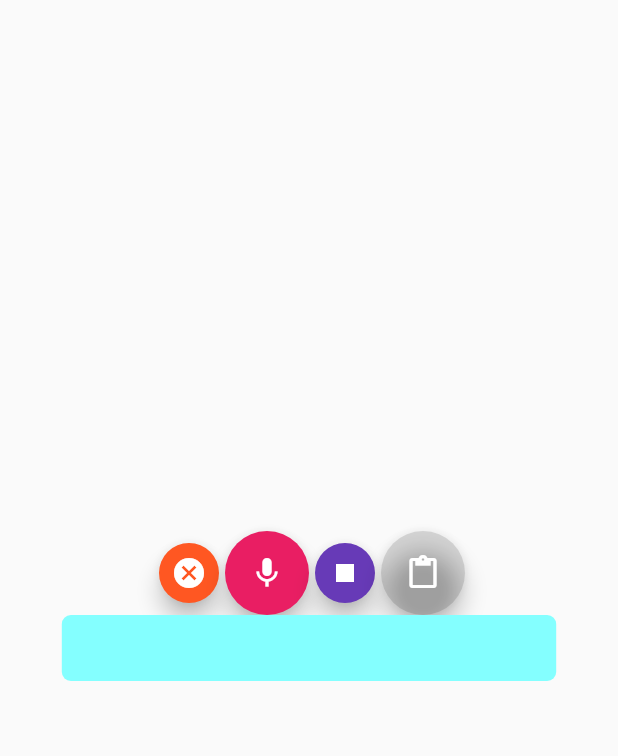
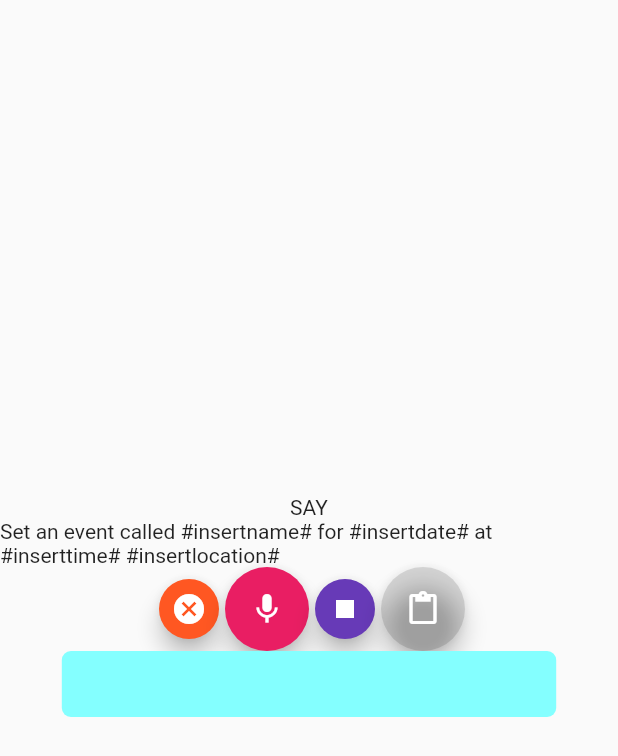
Before and after one commit to TemiAremu/V.A.A.S, a Flutter app: the VoiceHome screen opened by its route, after a tap on the "content paste" icon, on a phone screen of 412 x 824 dp. Shown: the top 756 px of the screen. Run offline on Flutter 3.47's test engine with Material 2 defaults, Android fonts, the phone set to English and light mode, and no system bars; our stand-ins replace charts_flutter, cloud_firestore, flutter_i18n, flutter_local_notifications, flutter_map, flutter_spinkit and 3 more; missing offline and left inert: flutter_dialogflow, speech_recognition; accounts and stored records are empty; statements that could not run were skipped.

Commit message:
loading screen and voice work

```diff
--- a/lib/chat.dart
+++ b/lib/chat.dart
@@ -156,7 +156,7 @@ class _HomePageDialogflow extends State<HomePageDialogflow> {
     return new Scaffold(
       appBar: new AppBar(
         centerTitle: true,
-        title: new Text("Flutter and Dialogflow"),
+        title: new Text("Chat with V.A.A.S"),
       ),
       body: new Column(children: <Widget>[
         new Flexible(
--- a/lib/voice.dart
+++ b/lib/voice.dart
@@ -1,8 +1,19 @@
-import 'chat.dart';
-import 'main.dart';
+
 
 import 'package:flutter/material.dart';
 import 'package:speech_recognition/speech_recognition.dart';
+
+import 'notifications.dart';
+import 'model/todo_model.dart';
+import 'model/todo.dart';
+
+import 'model/todoModelFirebase.dart';
+
+import 'schedules.dart';
+
+ final _model = TodoModel();
+   final _firebaseModel = TodoModelFireBase();
+   var _notifications = Notifications();
 
 class VoiceHome extends StatefulWidget {
   @override
@@ -47,14 +58,50 @@ class _VoiceHomeState extends State<VoiceHome> {
         );
   }
 
+  void entervoice(String m)
+  {
+    var arr = m.split(" ");
+
+    var _eventName = arr[4];
+    var _eventDate = arr[6] + " at " + arr[8] + arr[9];
+    var _eventLocation = arr[10];
+
+    insertfromvoice(_eventName,_eventDate,_eventLocation);
+  }
+
+  void insertfromvoice(var one, var two, var three) async {
+    var _lastInsertedId = 1;
+
+    Todo newTodotest = Todo(name: one, dateTime: two.toString(), location: three);
+        _lastInsertedId = await _model.insertTodo(newTodotest);
+        _firebaseModel.insertTodo(newTodotest);
+
+        //Creating a notification of the newly added elements of the table
+        _notifications.sendNotificationNow( 'V.A.A.S', 'The event "$one" at "$two" is on ($three)','payload');
+
+        List<Todo> to = await _model.getAllTodos();
+
+        setState(() => slist = to);
+
+  }
+
   @override
   Widget build(BuildContext context) {
+    _notifications.init();
     return Scaffold(
       body: Container(
         child: Column(
           mainAxisAlignment: MainAxisAlignment.center,
           crossAxisAlignment: CrossAxisAlignment.center,
           children: <Widget>[
+            Container(
+              child:
+                Text("SAY")
+            ),
+            Container(
+              child:
+                Text("Set an event called #insertname# for #insertdate# at #inserttime# #insertlocation#")
+            ),
             Row(
               mainAxisAlignment: MainAxisAlignment.center,
               children: <Widget>[
@@ -98,6 +145,7 @@ class _VoiceHomeState extends State<VoiceHome> {
                   backgroundColor: Colors.black12,
                   onPressed: () {
                    pastetext =  resultText;
+                   entervoice(pastetext);
                   },
                 ),
 
--- a/pubspec.yaml
+++ b/pubspec.yaml
@@ -38,6 +38,7 @@ dependencies:
   flutter_i18n:
   location:
   geolocator:
+  flutter_spinkit: ^4.0.0
 
 dev_dependencies:
   flutter_test:
```
Also changed, not shown: lib/map.dart (+7 -2 lines), lib/schedules.dart (+18 -19 lines), pubspec.lock.
